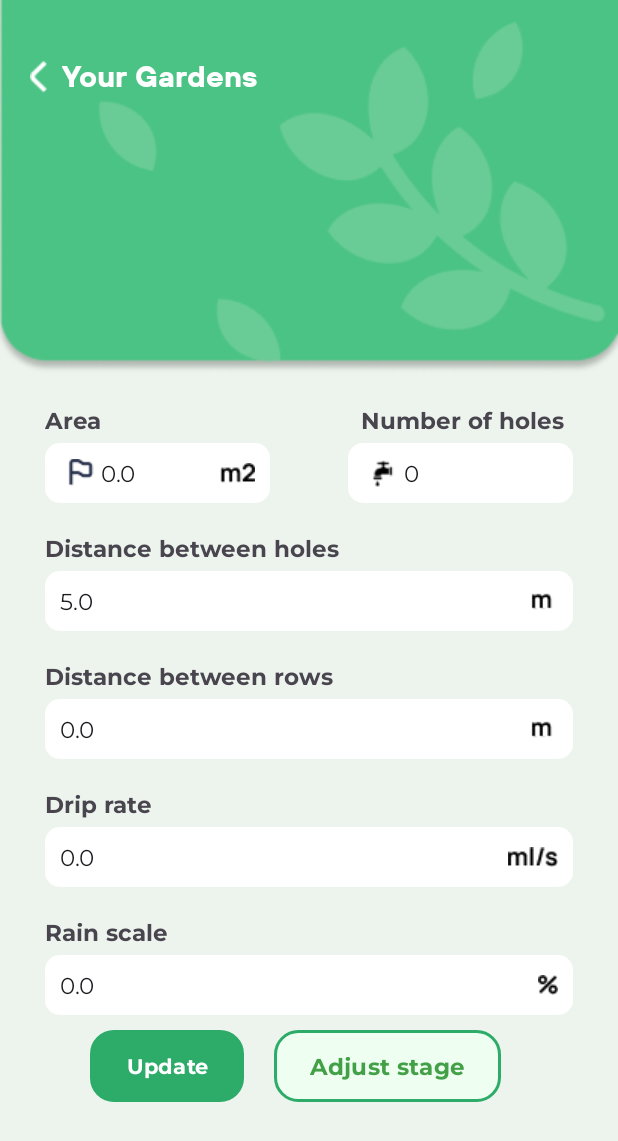
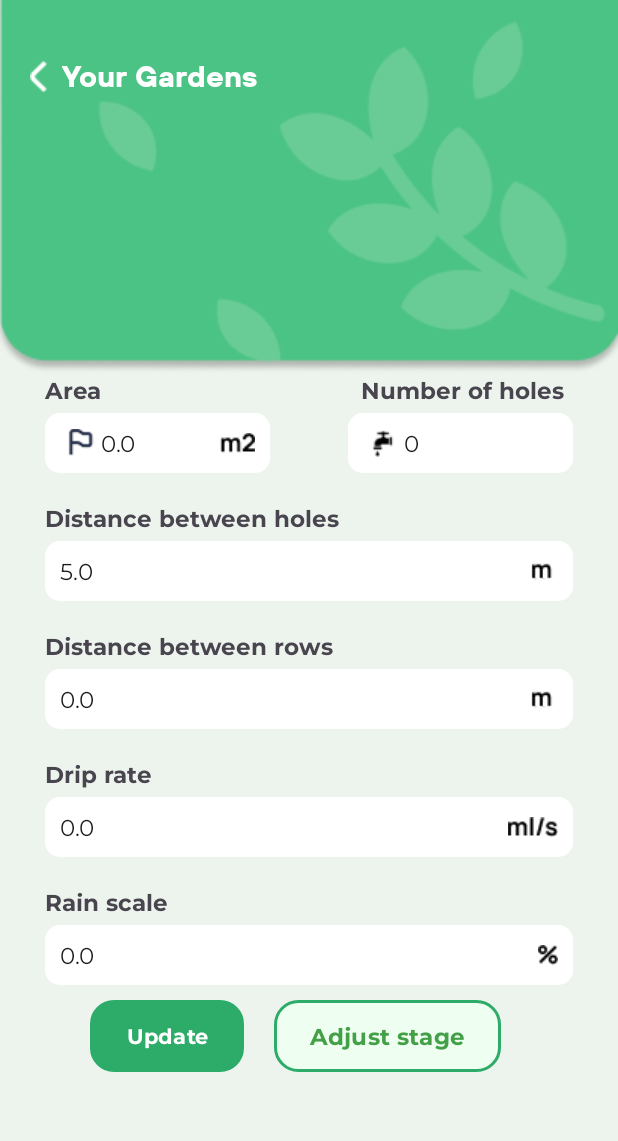
Before and after one commit to conechmuadong/introverts-garden, an Android app: the CustomizedFragment screen opened through its navigation route, on a phone screen of 412 x 824 dp. Shown: the top 1141 px of the screen. Run offline under Robolectric (Android 15) with nearby library versions, the light colour scheme and no system bars; our stand-ins replace navigation-ui.

Commit message:
Fix small bugs

```diff
--- a/app/app/src/main/java/ie/app/fragments/SignInFragment.java
+++ b/app/app/src/main/java/ie/app/fragments/SignInFragment.java
@@ -158,7 +158,7 @@
         GoogleSignInOptions gso = new GoogleSignInOptions.Builder(GoogleSignInOptions.DEFAULT_SIGN_IN)
                 .requestIdToken("336272297460-itg9oasu1micej9f04d3r33our9mmkq1.apps.googleusercontent.com")
                         .requestEmail().build();
-        googleSignInClient = GoogleSignIn.getClient(SignInFragment.this, gso);
+        googleSignInClient = GoogleSignIn.getClient(this.getContext(), gso);
         binding.buttonGoogle.setOnClickListener(new View.OnClickListener() {
             @Override
             public void onClick(View view) {
--- a/app/app/src/main/res/layout/fragment_customized.xml
+++ b/app/app/src/main/res/layout/fragment_customized.xml
@@ -1,5 +1,5 @@
 <?xml version="1.0" encoding="utf-8"?>
-<LinearLayout xmlns:android="http://schemas.android.com/apk/res/android"
+<RelativeLayout xmlns:android="http://schemas.android.com/apk/res/android"
               xmlns:app="http://schemas.android.com/apk/res-auto"
               xmlns:tools="http://schemas.android.com/tools"
               android:layout_width="match_parent"
@@ -57,12 +57,8 @@
                 android:fontFamily="@font/bold_montserrat"
                 />
     </RelativeLayout>
-
-    <ScrollView
-            android:layout_marginTop="20dp"
-            android:layout_width="match_parent"
-            android:layout_height="wrap_content">
        <RelativeLayout
+               android:layout_below="@id/field_list_title_layout"
                android:layout_height="wrap_content"
                android:layout_width="match_parent"
                android:orientation="vertical">
@@ -243,6 +239,5 @@
                        tools:ignore="RelativeOverlap"/>
               </RelativeLayout>
        </RelativeLayout>
-    </ScrollView>
 
-</LinearLayout>
+</RelativeLayout>
```
Also changed, not shown: 1 other file.
